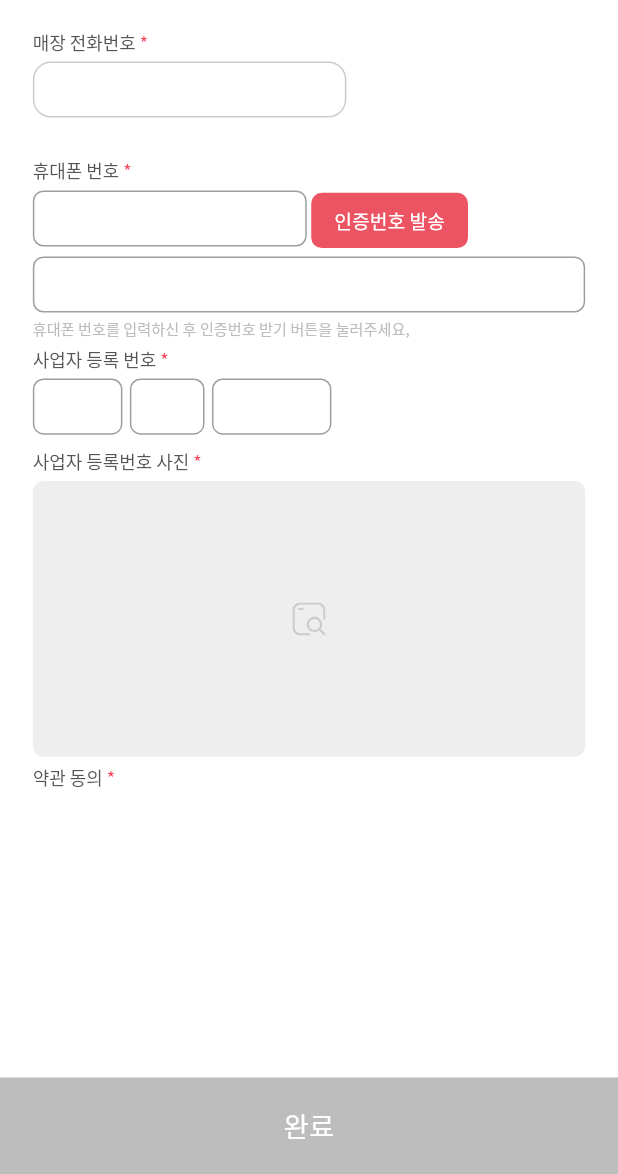
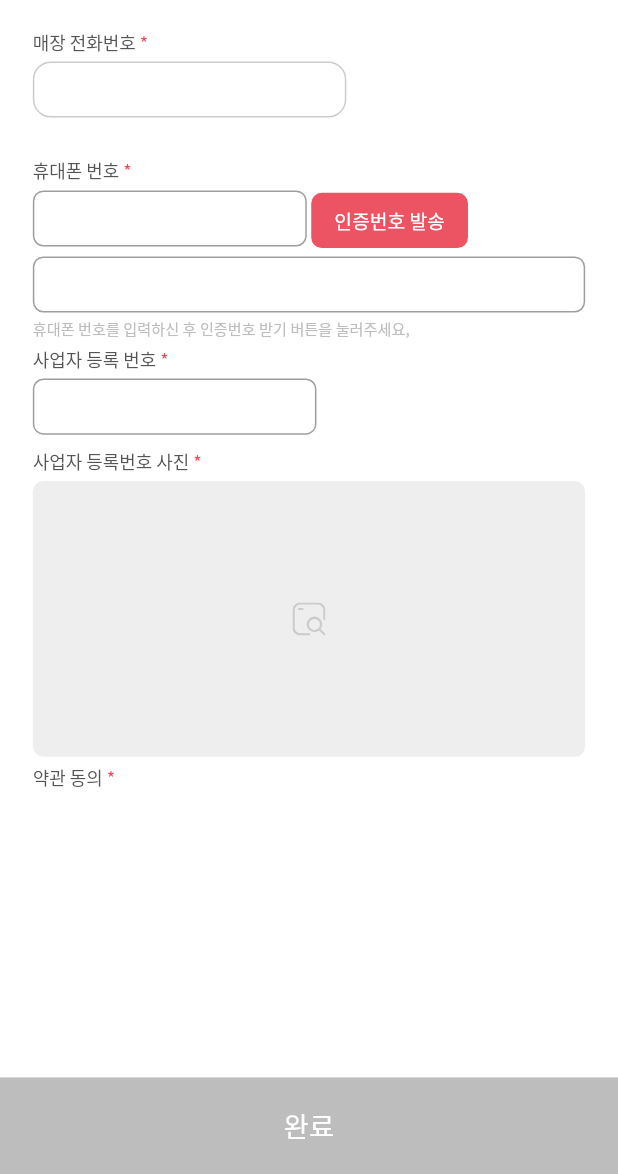
Before and after one commit to HyeongSeokKwon/omios-wholesaler, a Flutter app: the SignUpThird screen opened directly with empty values, on a phone screen of 412 x 824 dp, the part 62-1236 px from its top. Run offline on Flutter 3.47's test engine with Material 2 defaults, Android fonts, the phone set to English and light mode, and no system bars; our stand-ins replace bloc, cached_network_image, dio, equatable, flutter_bloc, flutter_svg and 4 more; missing offline and left inert: flutter_vibrate, jwt_decode; accounts and stored records are empty; network calls fail.

Commit message:
sign up exception

```diff
--- a/lib/bloc/sign_up_bloc/user_info/user_info_event.dart
+++ b/lib/bloc/sign_up_bloc/user_info/user_info_event.dart
@@ -2,6 +2,8 @@ part of 'user_info_bloc.dart';
 
 @immutable
 abstract class UserInfoEvent {}
+
+class InitPageEvent extends UserInfoEvent {}
 
 class InputUsernameEvent extends UserInfoEvent {
   final String username;
@@ -91,14 +93,10 @@ class InputPhoneNumberEvent extends UserInfoEvent {
 }
 
 class InputCompanyRegistrationNumberEvent extends UserInfoEvent {
-  final String first;
-  final String second;
-  final String third;
+  final String number;
 
   InputCompanyRegistrationNumberEvent({
-    required this.first,
-    required this.second,
-    required this.third,
+    required this.number,
   });
 }
 
--- a/lib/bloc/sign_up_bloc/user_info/user_info_state.dart
+++ b/lib/bloc/sign_up_bloc/user_info/user_info_state.dart
@@ -24,6 +24,7 @@ class UserInfoState extends Equatable {
   final File? companyRegistrationImage;
   final RequestState signUpState;
   final String signUpErrorType;
+  final FetchState fetchState;
 
   const UserInfoState({
     required this.storeName,
@@ -46,6 +47,7 @@ class UserInfoState extends Equatable {
     required this.companyRegistrationImage,
     required this.signUpState,
     required this.signUpErrorType,
+    required this.fetchState,
   });
   factory UserInfoState.initial() {
     return const UserInfoState(
@@ -68,7 +70,9 @@ class UserInfoState extends Equatable {
       thirdPageDataValid: false,
       companyRegistrationImage: null,
       signUpState: RequestState.initial,
-        signUpErrorType: '');
+      signUpErrorType: '',
+      fetchState: FetchState.initial,
+    );
   }
 
   @override
@@ -94,6 +98,7 @@ class UserInfoState extends Equatable {
       companyRegistrationImage,
       signUpState,
       signUpErrorType,
+      fetchState,
     ];
   }
 
@@ -118,6 +123,7 @@ class UserInfoState extends Equatable {
     File? companyRegistrationImage,
     RequestState? signUpState,
     String? signUpErrorType,
+    FetchState? fetchState,
   }) {
     return UserInfoState(
       storeName: storeName ?? this.storeName,
@@ -144,6 +150,7 @@ class UserInfoState extends Equatable {
           companyRegistrationImage ?? this.companyRegistrationImage,
       signUpState: signUpState ?? RequestState.initial,
       signUpErrorType: signUpErrorType ?? '',
+      fetchState: fetchState ?? this.fetchState,
     );
   }
 }
--- a/lib/page/sign_up/sign_up_third.dart
+++ b/lib/page/sign_up/sign_up_third.dart
@@ -5,6 +5,7 @@ import 'package:flutter/services.dart';
 import 'package:flutter_bloc/flutter_bloc.dart';
 import 'package:flutter_svg/svg.dart';
 
+import '../../bloc/bloc.dart';
 import '../../bloc/sign_up_bloc/user_info/user_info_bloc.dart';
 
 class SignUpThird extends StatelessWidget {
@@ -20,7 +21,13 @@ class SignUpThird extends StatelessWidget {
             appBar: const SignUpAppBar(),
             backgroundColor: const Color(0xffffffff),
             resizeToAvoidBottomInset: false,
-            body: Padding(
+            body: BlocBuilder<UserInfoBloc, UserInfoState>(
+              builder: (context, state) {
+                if (context.read<UserInfoBloc>().state.fetchState ==
+                    FetchState.error) {
+                  return networkErrorArea();
+                } else {
+                  return Padding(
                     padding: EdgeInsets.symmetric(horizontal: 22 * Scale.width),
                     child: Column(
                       crossAxisAlignment: CrossAxisAlignment.start,
@@ -32,9 +39,63 @@ class SignUpThird extends StatelessWidget {
                         termsArea(),
                       ],
                     ),
+                  );
+                }
+              },
             ),
             bottomNavigationBar: bottomSheetArea()),
       ),
+    );
+  }
+
+  Widget networkErrorArea() {
+    return BlocBuilder<UserInfoBloc, UserInfoState>(
+      builder: (context, state) {
+        return Center(
+          child: Column(
+            mainAxisAlignment: MainAxisAlignment.center,
+            children: [
+              Text(
+                "네트워크에 연결하지 못했어요",
+                style: textStyle(
+                    Colors.black, FontWeight.w700, "NotoSansKR", 20.0),
+              ),
+              Text(
+                "네트워크 연결상태를 확인하고",
+                style:
+                    textStyle(Colors.grey, FontWeight.w500, "NotoSansKR", 13.0),
+              ),
+              Text(
+                "다시 시도해 주세요",
+                style:
+                    textStyle(Colors.grey, FontWeight.w500, "NotoSansKR", 13.0),
+              ),
+              SizedBox(height: 15 * Scale.height),
+              InkWell(
+                onTap: () {
+                  context
+                      .read<UserInfoBloc>()
+                      .add(CheckIdDuplicatedEvent(id: 'mockdata'));
+                },
+                child: Container(
+                  decoration: BoxDecoration(
+                      color: Colors.grey[200],
+                      borderRadius: const BorderRadiusDirectional.all(
+                          Radius.circular(19))),
+                  child: Padding(
+                    padding: EdgeInsets.symmetric(
+                        horizontal: 17 * Scale.width,
+                        vertical: 14 * Scale.height),
+                    child: Text("다시 시도하기",
+                        style: textStyle(Colors.grey[800]!, FontWeight.w500,
+                            'NotoSansKR', 15.0)),
+                  ),
+                ),
+              ),
+            ],
+          ),
+        );
+      },
     );
   }
 
@@ -335,34 +396,8 @@ class SignUpThird extends StatelessWidget {
   }
 
   Widget companyRegistrationNumberArea(BuildContext context) {
-    TextEditingController first = TextEditingController();
-    TextEditingController second = TextEditingController();
-    TextEditingController third = TextEditingController();
     return BlocBuilder<UserInfoBloc, UserInfoState>(
       builder: (context, state) {
-        if (context
-            .read<UserInfoBloc>()
-            .state
-            .companyRegistrationNumber
-            .isNotEmpty) {
-          first.text = context
-              .read<UserInfoBloc>()
-              .state
-              .companyRegistrationNumber
-              .substring(0, 3);
-
-          second.text = context
-              .read<UserInfoBloc>()
-              .state
-              .companyRegistrationNumber
-              .substring(3, 5);
-
-          third.text = context
-              .read<UserInfoBloc>()
-              .state
-              .companyRegistrationNumber
-              .substring(5, 10);
-        }
         return Padding(
           padding: EdgeInsets.symmetric(vertical: 5 * Scale.height),
           child: Column(
@@ -396,23 +431,19 @@ class SignUpThird extends StatelessWidget {
               Row(
                 children: [
                   SizedBox(
-                    width: 60 * Scale.width,
+                    width: 190 * Scale.width,
                     child: TextFormField(
                       inputFormatters: [
                         FilteringTextInputFormatter.allow(RegExp('[0-9]')),
                       ],
-                      maxLength: 3,
+                      maxLength: 10,
                       textInputAction: TextInputAction.next,
                       keyboardType: TextInputType.number,
                       showCursor: false,
-                      controller: first,
                       onChanged: (text) {
                         context.read<UserInfoBloc>().add(
-                            InputCompanyRegistrationNumberEvent(
-                                first: text,
-                                second: second.text,
-                                third: third.text));
-                        if (text.length == 3) {
+                            InputCompanyRegistrationNumberEvent(number: text));
+                        if (text.length == 10) {
                           FocusScope.of(context).nextFocus();
                         }
                       },
@@ -445,113 +476,7 @@ class SignUpThird extends StatelessWidget {
                               BorderSide(color: Color(0xffcccccc), width: 1),
                         ),
                       ),
-                      textAlign: TextAlign.center,
-                    ),
-                  ),
-                  SizedBox(width: 5 * Scale.width),
-                  SizedBox(
-                    width: 50 * Scale.width,
-                    child: TextFormField(
-                      inputFormatters: [
-                        FilteringTextInputFormatter.allow(RegExp('[0-9]')),
-                      ],
-                      maxLength: 2,
-                      textInputAction: TextInputAction.next,
-                      controller: second,
-                      keyboardType: TextInputType.number,
-                      showCursor: false,
-                      onChanged: (text) {
-                        context.read<UserInfoBloc>().add(
-                            InputCompanyRegistrationNumberEvent(
-                                first: first.text,
-                                second: text,
-                                third: third.text));
-
-                        if (text.length == 2) {
-                          FocusScope.of(context).nextFocus();
-                        }
-                      },
-                      decoration: InputDecoration(
-                        isDense: true,
-                        contentPadding: EdgeInsets.fromLTRB(
-                          10 * Scale.width,
-                          10 * Scale.height,
-                          10 * Scale.width,
-                          10 * Scale.height,
-                        ),
-                        counterText: "",
-                        floatingLabelBehavior: FloatingLabelBehavior.auto,
-                        labelStyle: TextStyle(
-                          color: const Color(0xff666666),
-                          height: 0.6,
-                          fontWeight: FontWeight.w400,
-                          fontFamily: "NotoSansKR",
-                          fontStyle: FontStyle.normal,
-                          fontSize: 14 * Scale.height,
-                        ),
-                        border: const OutlineInputBorder(
-                          borderRadius: BorderRadius.all(Radius.circular(7)),
-                          borderSide:
-                              BorderSide(color: Color(0xffcccccc), width: 1),
-                        ),
-                        focusedBorder: const OutlineInputBorder(
-                          borderRadius: BorderRadius.all(Radius.circular(7)),
-                          borderSide:
-                              BorderSide(color: Color(0xffcccccc), width: 1),
-                        ),
-                      ),
-                      textAlign: TextAlign.center,
-                    ),
-                  ),
-                  SizedBox(width: 5 * Scale.width),
-                  SizedBox(
-                    width: 80 * Scale.width,
-                    child: TextFormField(
-                      inputFormatters: [
-                        FilteringTextInputFormatter.allow(RegExp('[0-9]')),
-                      ],
-                      maxLength: 5,
-                      textInputAction: TextInputAction.next,
-                      controller: third,
-                      keyboardType: TextInputType.number,
-                      onChanged: (text) {
-                        context.read<UserInfoBloc>().add(
-                            InputCompanyRegistrationNumberEvent(
-                                first: first.text,
-                                second: second.text,
-                                third: text));
-                      },
-                      showCursor: false,
-                      decoration: InputDecoration(
-                        isDense: true,
-                        contentPadding: EdgeInsets.fromLTRB(
-                          10 * Scale.width,
-                          10 * Scale.height,
-                          10 * Scale.width,
-                          10 * Scale.height,
-                        ),
-                        counterText: "",
-                        floatingLabelBehavior: FloatingLabelBehavior.auto,
-                        labelStyle: TextStyle(
-                          color: const Color(0xff666666),
-                          height: 0.6,
-                          fontWeight: FontWeight.w400,
-                          fontFamily: "NotoSansKR",
-                          fontStyle: FontStyle.normal,
-                          fontSize: 14 * Scale.height,
-                        ),
-                        border: const OutlineInputBorder(
-                          borderRadius: BorderRadius.all(Radius.circular(7)),
-                          borderSide:
-                              BorderSide(color: Color(0xffcccccc), width: 1),
-                        ),
-                        focusedBorder: const OutlineInputBorder(
-                          borderRadius: BorderRadius.all(Radius.circular(7)),
-                          borderSide:
-                              BorderSide(color: Color(0xffcccccc), width: 1),
-                        ),
-                      ),
-                      textAlign: TextAlign.center,
+                      textAlign: TextAlign.left,
                     ),
                   ),
                 ],
--- a/lib/repository/sign_up_repository.dart
+++ b/lib/repository/sign_up_repository.dart
@@ -8,7 +8,11 @@ class SignUpRepository extends HttpRepository {
   late Map<String, String> queryParams;
 
   Future<dynamic> getBuildingInfos() async {
-    response = await super.httpPublicGet("users/wholesalers/buildings");
+    response = await super
+        .httpPublicGet("users/wholesalers/buildings")
+        .catchError((e) {
+      throw e;
+    });
     return response['data'];
   }
 
```
Also changed, not shown: lib/bloc/sign_up_bloc/store_location_bloc/store_location_bloc.dart (+6 -1 lines), lib/bloc/sign_up_bloc/user_info/user_info_bloc.dart (+26 -9 lines), lib/page/sign_up/sign_up.dart (+19 -9 lines), lib/page/sign_up/sign_up_second.dart (+65 -16 lines). Lines whose indentation alone changed are shown as unchanged.
